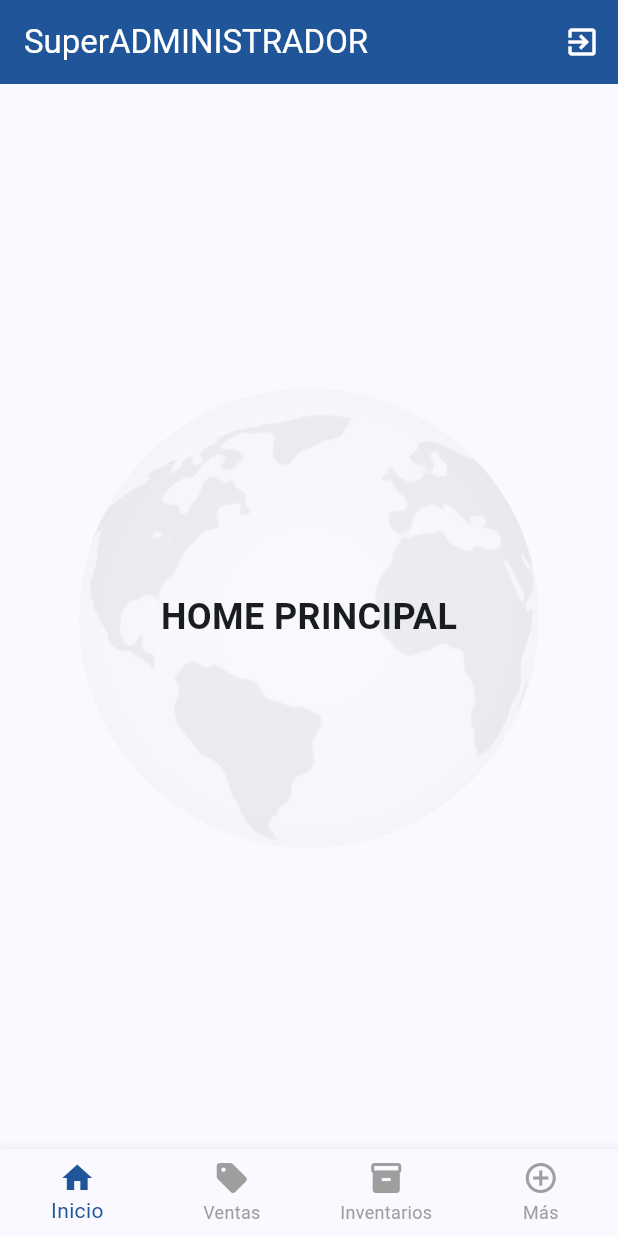
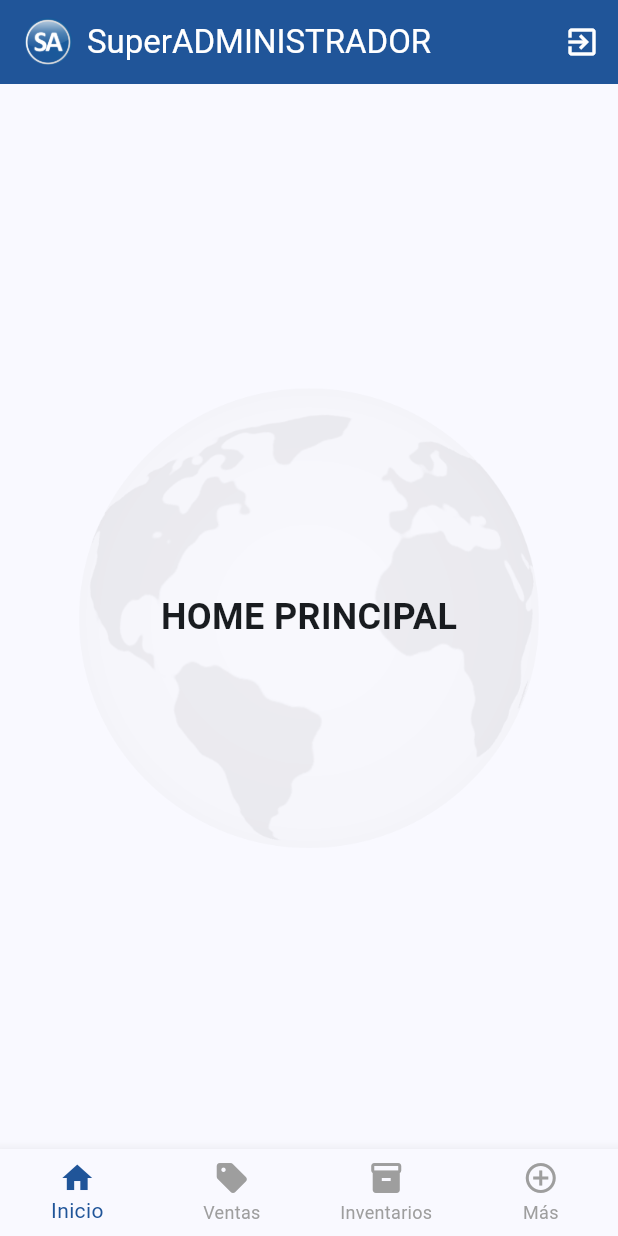
Before and after one commit to pinponross/openclaw_test, a Flutter app: the PrincipalScreen screen opened directly, on a phone screen of 412 x 824 dp. Run offline on Flutter 3.47's test engine with Material 3 defaults, Android fonts, the phone set to English and light mode, and no system bars.

Commit message:
feat: add logo to AppBar in PrincipalScreen

```diff
--- a/lib/principal_screen.dart
+++ b/lib/principal_screen.dart
@@ -121,7 +121,16 @@ class _PrincipalScreenState extends State<PrincipalScreen> {
   Widget build(BuildContext context) {
     return Scaffold(
       appBar: AppBar(
-        title: const Text('SuperADMINISTRADOR'),
+        title: Row(
+          children: [
+            Image.asset(
+              'assets/logo.png',
+              height: 32, // Tamaño ajustable
+            ),
+            const SizedBox(width: 10),
+            const Text('SuperADMINISTRADOR'),
+          ],
+        ),
         backgroundColor: Theme.of(context).colorScheme.primary,
         foregroundColor: Colors.white,
         actions: [
```
